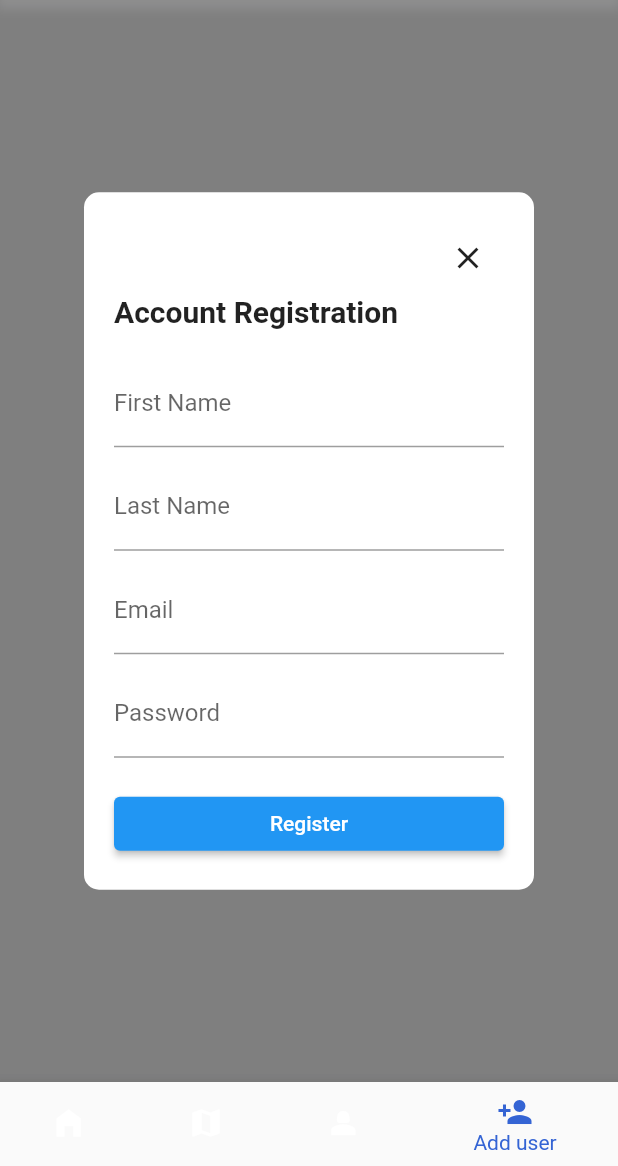
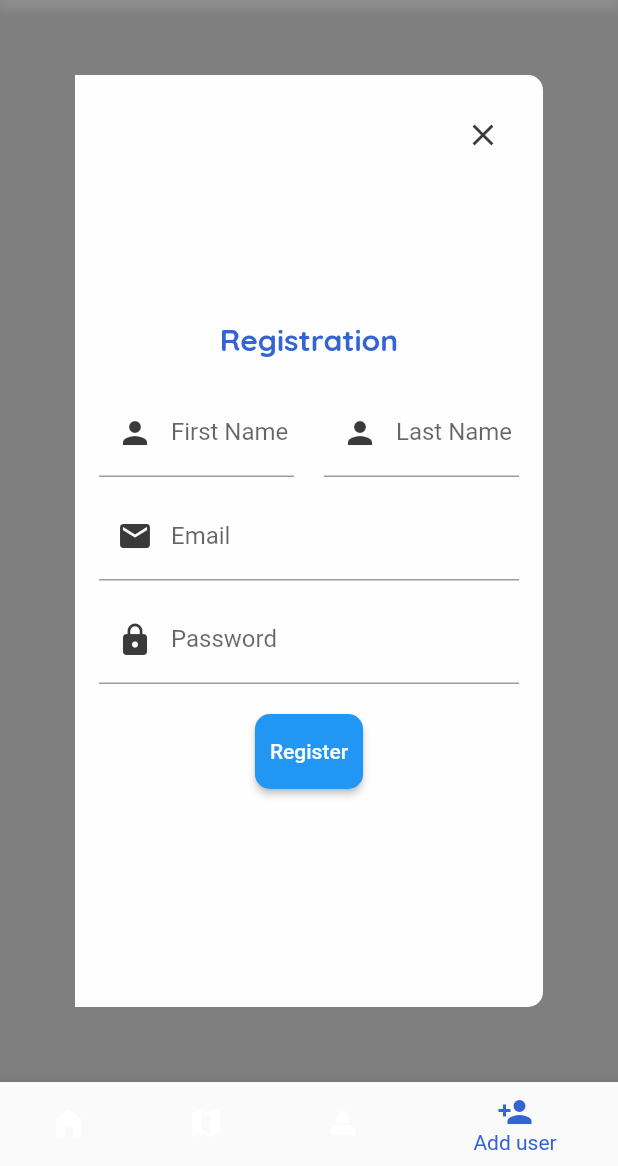
Before and after one commit to Timmy-123-pintor/WaTEErWise, a Flutter app: the screen it shows after launch, item 4 of the bottom bar chosen, on a phone screen of 412 x 824 dp, the part 70-1236 px from its top. Run offline on Flutter 3.47's test engine with Material 2 defaults, Android fonts, the phone set to English and light mode, and no system bars; our stand-ins replace firebase_auth, firebase_core, fl_chart, google_fonts; accounts and stored records are empty.

Commit message:
added responsive

```diff
--- a/wateerwise/lib/components/Graphs/WLimitGraph/wLimitGraph.dart
+++ b/wateerwise/lib/components/Graphs/WLimitGraph/wLimitGraph.dart
@@ -9,8 +9,8 @@ class WLimitGraph extends StatelessWidget {
   @override
   Widget build(BuildContext context) {
     return Container(
-      width: 350,
-      height: 180,
+      width: MediaQuery.of(context).size.width * 0.8,
+      height: MediaQuery.of(context).size.height * 0.3,
       decoration: const BoxDecoration(
         color: tWhite,
         image: DecorationImage(
--- a/wateerwise/lib/components/UpperNavBar/upNavBar.dart
+++ b/wateerwise/lib/components/UpperNavBar/upNavBar.dart
@@ -45,7 +45,7 @@ class _UpTabBarState extends State<UpTabBar>
           elevation: 0.0,
         ),
       ),
-      body: Container(
+      body: SizedBox(
         height: MediaQuery.of(context).size.height,
         child: Column(
           children: [
--- a/wateerwise/lib/components/WaterLimit/dropBox.dart
+++ b/wateerwise/lib/components/WaterLimit/dropBox.dart
@@ -4,6 +4,8 @@ import 'package:google_fonts/google_fonts.dart';
 import '../../constant.dart';
 
 class DropdownContainer extends StatefulWidget {
+  const DropdownContainer({super.key});
+
   @override
   _DropdownContainerState createState() => _DropdownContainerState();
 }
@@ -15,7 +17,6 @@ class _DropdownContainerState extends State<DropdownContainer> {
   Widget build(BuildContext context) {
     return Container(
       height: 45,
-      width: 125,
       decoration: BoxDecoration(
         color: tWhite,
         boxShadow: [
--- a/wateerwise/lib/components/conScreen.dart/currentBill.dart
+++ b/wateerwise/lib/components/conScreen.dart/currentBill.dart
@@ -9,7 +9,6 @@ class CurrentBill extends StatelessWidget {
   @override
   Widget build(BuildContext context) {
     return Container(
-      width: 170,
       height: 100,
       decoration: BoxDecoration(
         color: tWhite,
--- a/wateerwise/lib/components/conScreen.dart/prevConsumption.dart
+++ b/wateerwise/lib/components/conScreen.dart/prevConsumption.dart
@@ -9,7 +9,6 @@ class PrevComCon extends StatelessWidget {
   @override
   Widget build(BuildContext context) {
     return Container(
-      width: 170,
       height: 100,
       decoration: BoxDecoration(
         color: tWhite,
--- a/wateerwise/lib/components/conScreen.dart/waterCon.dart
+++ b/wateerwise/lib/components/conScreen.dart/waterCon.dart
@@ -11,8 +11,8 @@ class WaterConsumption extends StatelessWidget {
   @override
   Widget build(BuildContext context) {
     return Container(
-      width: 350,
-      height: 80,
+      width: MediaQuery.of(context).size.width * 0.8,
+      height: MediaQuery.of(context).size.height * 0.1,
       decoration: BoxDecoration(
         color: tWhite,
         image: const DecorationImage(
--- a/wateerwise/lib/constant.dart
+++ b/wateerwise/lib/constant.dart
@@ -61,13 +61,12 @@ const profileRow = TextStyle(
   color: tBlack,
 );
 
-//font size 11-20 -------------------
-
 const conText2 = TextStyle(
-  fontSize: 12,
+  fontSize: 10,
   fontWeight: FontWeight.w500,
   color: tBlue,
 );
+//font size 11-20 -------------------
 
 const conTextBlack = TextStyle(
   fontSize: 12,
--- a/wateerwise/lib/screens/login/login_email_password.dart
+++ b/wateerwise/lib/screens/login/login_email_password.dart
@@ -45,7 +45,7 @@ class _EmailPasswordLoginState extends State<EmailPasswordLogin> {
       print('Login error: $e');
       // Show an error message to the user
       ScaffoldMessenger.of(context).showSnackBar(
-        SnackBar(content: Text('Login failed. Please try again.')),
+        const SnackBar(content: Text('Login failed. Please try again.')),
       );
     }
   }
--- a/waterwiseweb/lib/components/Registration/user_registration.dart
+++ b/waterwiseweb/lib/components/Registration/user_registration.dart
@@ -1,10 +1,22 @@
 import 'dart:ui';
 
 import 'package:flutter/material.dart';
-import 'package:waterwiseweb/main.dart';
+import 'package:google_fonts/google_fonts.dart';
+import 'package:waterwiseweb/cons.dart';
 
-class AddUser extends StatelessWidget {
+class AddUser extends StatefulWidget {
   const AddUser({super.key});
+
+  @override
+  State<AddUser> createState() => _AddUserState();
+}
+
+class _AddUserState extends State<AddUser> {
+  bool isDesktop(BuildContext context) =>
+      MediaQuery.of(context).size.width >= 640;
+
+  bool isMobile(BuildContext context) =>
+      MediaQuery.of(context).size.width <= 600;
 
   @override
   Widget build(BuildContext context) {
@@ -20,73 +32,137 @@ class AddUser extends StatelessWidget {
               constraints: const BoxConstraints.expand(),
             ),
           ),
-          Align(
-            alignment: Alignment.center,
-            child: Container(
-              width: 300,
-              padding: const EdgeInsets.all(20),
-              decoration: BoxDecoration(
-                color: Colors.white,
-                borderRadius: BorderRadius.circular(10),
+          Padding(
+            padding: const EdgeInsets.all(50),
+            child: Row(
+              children: [
+                if (isDesktop(context))
+                  Container(
+                    width: MediaQuery.of(context).size.width / 3,
+                    decoration: const BoxDecoration(
+                      color: tBlue,
+                      borderRadius: BorderRadius.only(
+                        topLeft: Radius.circular(10),
+                        bottomLeft: Radius.circular(10),
+                      ),
                     ),
                     child: Column(
-                mainAxisSize: MainAxisSize.min,
-                crossAxisAlignment: CrossAxisAlignment.stretch,
+                      children: [
+                        Text(
+                          'WaterWise+',
+                          style: GoogleFonts.quicksand(
+                            textStyle: waterWhite,
+                          ),
+                        ),
+                      ],
+                    ),
+                  ),
+                Expanded(
+                  child: Container(
+                    width: MediaQuery.of(context).size.width * 0.5,
+                    padding: const EdgeInsets.all(16),
+                    decoration: const BoxDecoration(
+                      color: tWhite,
+                      borderRadius: BorderRadius.only(
+                        topRight: Radius.circular(10),
+                        bottomRight: Radius.circular(10),
+                      ),
+                    ),
+                    child: Column(
                       children: [
                         Align(
                           alignment: Alignment.topRight,
                           child: IconButton(
+                            color: tBlack,
                             icon: const Icon(Icons.close),
                             onPressed: () {
-                        Navigator.push(
-                          context,
-                          MaterialPageRoute(
-                              builder: (context) => const MyApp()),
-                        );
+                              Navigator.of(context)
+                                  .pop(); // Close the screen or dismiss the dialog
                             },
                           ),
                         ),
-                  const Text(
-                    'Account Registration',
-                    style: TextStyle(
-                      fontSize: 20,
-                      fontWeight: FontWeight.bold,
+                        const SizedBox(
+                          height: 100,
+                        ),
+                        Center(
+                          child: Text(
+                            'Registration',
+                            style: GoogleFonts.quicksand(
+                              textStyle: waterStyle,
                             ),
                           ),
-                  const SizedBox(height: 20),
-                  const TextField(
+                        ),
+                        const SizedBox(
+                          height: 20,
+                        ),
+                        const Row(
+                          children: [
+                            Expanded(
+                              child: TextField(
                                 decoration: InputDecoration(
                                   labelText: 'First Name',
+                                  prefixIcon: Icon(Icons.person),
+                                  prefixIconColor: tBlack,
                                 ),
                               ),
-                  const SizedBox(height: 10),
-                  const TextField(
+                            ),
+                            SizedBox(
+                              width: 20,
+                            ),
+                            Expanded(
+                              child: TextField(
                                 decoration: InputDecoration(
                                   labelText: 'Last Name',
+                                  prefixIcon: Icon(Icons.person),
+                                  prefixIconColor: tBlack,
                                 ),
+                              ),
+                            ),
+                          ],
                         ),
                         const SizedBox(height: 10),
                         const TextField(
                           decoration: InputDecoration(
                             labelText: 'Email',
+                            prefixIcon: Icon(Icons.email),
+                            prefixIconColor: tBlack,
                           ),
                         ),
                         const SizedBox(height: 10),
                         const TextField(
+                          obscureText: true,
                           decoration: InputDecoration(
                             labelText: 'Password',
+                            prefixIcon: Icon(Icons.lock),
+                            prefixIconColor: tBlack,
                           ),
-                    obscureText: true,
                         ),
-                  const SizedBox(height: 20),
+                        const SizedBox(
+                          height: 20,
+                        ),
                         ElevatedButton(
                           onPressed: () {
-                      // Handle registration logic
+                            // Button press action
                           },
-                    child: const Text('Register'),
+                          style: ElevatedButton.styleFrom(
+                            foregroundColor: Colors.white,
+                            backgroundColor: Colors.blue, // Set the text color
+                            minimumSize:
+                                const Size(50, 50), // Set the button size
+                            padding:
+                                const EdgeInsets.all(10), // Set the padding
+                            shape: RoundedRectangleBorder(
+                              borderRadius: BorderRadius.circular(
+                                  10), // Set the border radius
+                            ),
+                          ),
+                          child: const Text('Register'), // Button text
                         ),
                       ],
                     ),
+                  ),
+                )
+              ],
             ),
           ),
         ],
--- a/waterwiseweb/lib/cons.dart
+++ b/waterwiseweb/lib/cons.dart
@@ -137,6 +137,12 @@ const waterStyle = TextStyle(
   color: tBlue,
 );
 
+const waterWhite = TextStyle(
+  fontSize: 40,
+  fontWeight: FontWeight.bold,
+  color: tWhite,
+);
+
 const conText1 = TextStyle(
   fontSize: 32,
   fontWeight: FontWeight.bold,
```
Also changed, not shown: wateerwise/lib/components/Graphs/HomeGraphs/consumptionGraph.dart (+10 -5 lines), wateerwise/lib/components/Graphs/HomeGraphs/paymentGraph.dart (+10 -5 lines), wateerwise/lib/components/WaterLimit/waterCon.dart (+6 -3 lines), wateerwise/lib/screens/mainpage.dart (+8 -2 lines), 1 other file. Lines whose indentation alone changed are shown as unchanged.
